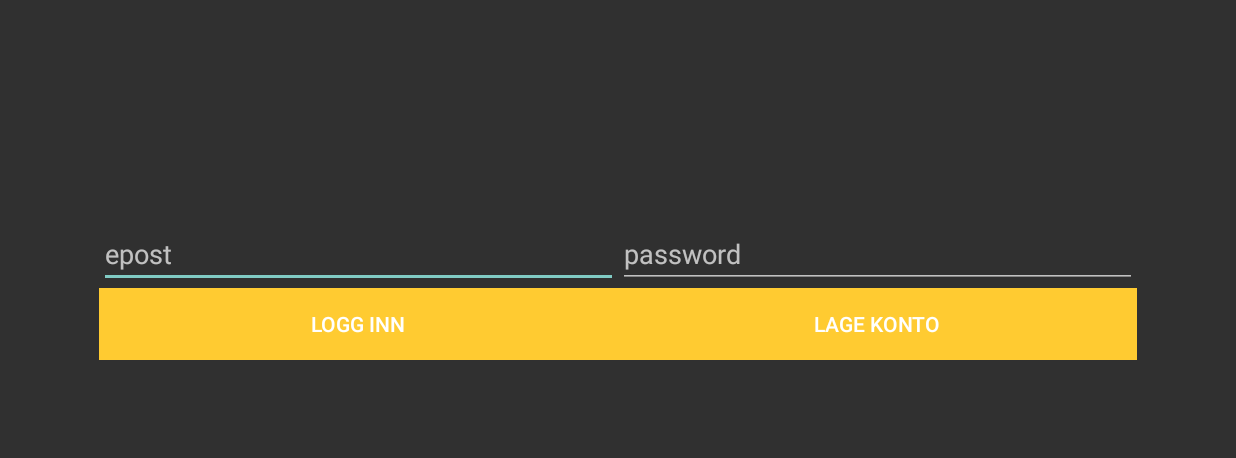
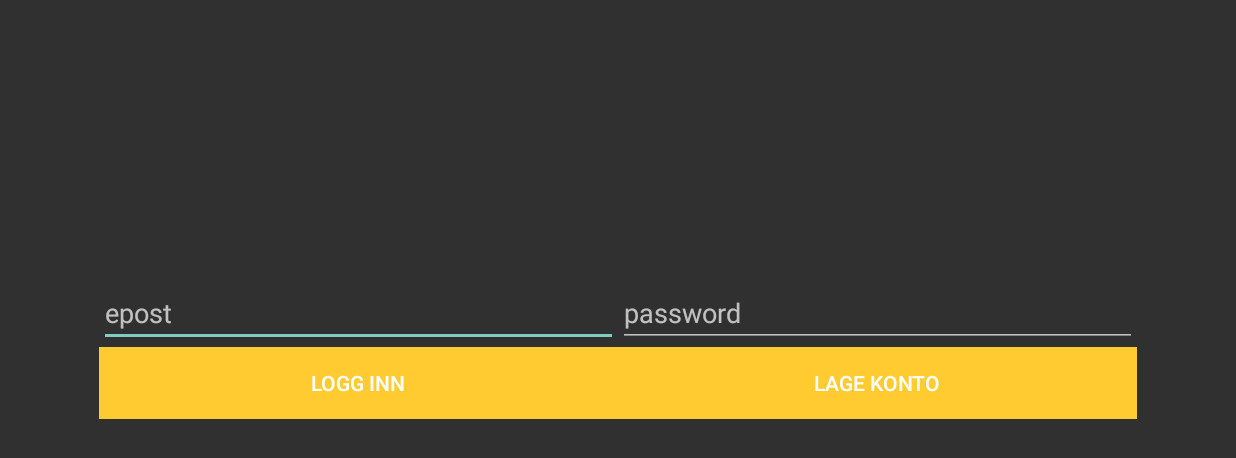
Before and after one commit to oivheg/resturantBusserMaster, an Android app: the screen it shows after launch (FCMLogin), on a phone screen of 824 x 412 dp (held sideways). Shown: the top 458 px of the screen. Run offline under Robolectric (Android 15) with nearby library versions, the phone set to English and light mode, and no system bars; our stand-ins replace CircleImageView, Firebase (no records; nobody signed in at launch, a user with empty details on screens opened directly); libraries missing offline, so code that uses them is left out: com.loopj.android, cz.msebera.android; 4 statements that could not run were skipped.

Commit message:
SOme bugs ar CRushed,
App now logs in and cretes user as expected, MasterKey, does no longer dissapear.

Minor tweaks to design and prorper "EULA" create user information needend before production are go

```diff
--- a/app/build.gradle
+++ b/app/build.gradle
@@ -7,8 +7,8 @@ android {
         applicationId "com.kdr.oivheg.resturantbussermaster"
         minSdkVersion 22
         targetSdkVersion 27
-        versionCode 4
-        versionName "1.3"
+        versionCode 5
+        versionName "1.4"
         testInstrumentationRunner "android.support.test.runner.AndroidJUnitRunner"
         multiDexEnabled true
     }
--- a/app/src/main/java/com/kdr/oivheg/resturantbussermaster/MainActivity.java
+++ b/app/src/main/java/com/kdr/oivheg/resturantbussermaster/MainActivity.java
@@ -49,6 +49,7 @@ public class MainActivity extends AppCompatActivity {
     // String depactiveUsers[] = {"øivind", "Espen", "Linda", "kåre"};
     private final ArrayList<User> tmp_userisactive = new ArrayList<>();
     private final ArrayList<User> lst_userisactive = new ArrayList<>();
+    public boolean isloggedin = false;
     TextView msg;
     CircleImageView GeneralUserButton;
     int _ButtonShape = R.drawable.btn_ripple;
@@ -56,7 +57,6 @@ public class MainActivity extends AppCompatActivity {
     // --Commented out by Inspection (31.01.2018 09.07):List<String> btnstateList = new ArrayList<String>();
     private ProgressDialog progressDialog;
     private String MasterKey;
-
     private final View.OnClickListener refreshListener = new View.OnClickListener() {
         public void onClick(View v) {
             ProgressBar("Laster", "Leter etter brukere, vennligst vent", false);
@@ -92,7 +92,6 @@ public class MainActivity extends AppCompatActivity {
 
         }
     };
-
 
     public static MainActivity getInstace() {
         return ins;
@@ -163,10 +162,8 @@ public class MainActivity extends AppCompatActivity {
 //        ActiveUsers();
         btnrefresh.setOnClickListener(refreshListener);
         btnnotifyAll.setOnClickListener(notifyAllListener);
-        if (HasNetwork()) {
+
             refreshTable();
-        }
-
 
 
     }
@@ -308,6 +305,7 @@ public class MainActivity extends AppCompatActivity {
             }
         });
     }
+
 
     public void ActiveUsers() {
         tmp_userisactive.clear();
@@ -791,10 +789,18 @@ public class MainActivity extends AppCompatActivity {
     protected void onResume() {
         super.onResume();
 
-        // this is going to be removed, as everything will be handled my appID and response will come from api
-        prefs = getSharedPreferences("com.kdr.oivhe.resturantbusser", MODE_PRIVATE);
-        MasterKey = prefs.getString("MasterKey", null);
-        MainActivity.getInstace().setMsterKey(MasterKey);
+        refreshTable();
+        runOnUiThread(new Runnable() {
+            @Override
+            public void run() {
+                try {
+                    msg.setText(MasterKey);
+                } catch (Exception e) {
+                    System.out.println("MAIN: ERROR Set Text MasterKey  " + e);
+                }
+
+            }
+        });
 
 
     }
--- a/app/src/main/res/layout/activity_fcmlogin.xml
+++ b/app/src/main/res/layout/activity_fcmlogin.xml
@@ -1,23 +1,33 @@
 <?xml version="1.0" encoding="utf-8"?>
 <LinearLayout xmlns:android="http://schemas.android.com/apk/res/android"
-    android:layout_width="match_parent"
-    android:layout_height="match_parent"
+    android:layout_width="wrap_content"
+    android:layout_height="wrap_content"
 
     android:orientation="vertical">
 
 
     <RelativeLayout
+        android:layout_width="fill_parent"
+        android:layout_height="wrap_content"
+        android:layout_weight="2.58"
+
+
+        android:padding="50dp"
+        android:visibility="visible">
+
+        <LinearLayout
             android:layout_width="match_parent"
             android:layout_height="wrap_content"
-        android:layout_weight="1"
-        android:padding="50dp">
+            android:orientation="vertical">
+
 
             <LinearLayout
-            android:id="@+id/lay_Name"
+                android:id="@+id/L_1"
                 android:layout_width="match_parent"
                 android:layout_height="wrap_content"
+                android:layout_weight="2.58"
                 android:orientation="horizontal"
-            android:visibility="gone">
+                android:visibility="invisible">
 
                 <EditText
                     android:id="@+id/field_rstname"
@@ -42,22 +52,14 @@
                     android:nextFocusDown="@+id/field_phone" />
             </LinearLayout>
 
+            <LinearLayout
+                android:id="@+id/L-2"
+                android:layout_width="match_parent"
 
-    </RelativeLayout>
-
-    <RelativeLayout
-        android:id="@+id/lay_contact"
-        android:layout_width="match_parent"
                 android:layout_height="wrap_content"
-        android:layout_weight="1"
-        android:padding="50dp"
-        android:visibility="gone">
-
-        <LinearLayout
-            android:layout_width="match_parent"
-            android:layout_height="wrap_content"
-
-            android:orientation="horizontal">
+                android:layout_weight="2.58"
+                android:orientation="horizontal"
+                android:visibility="invisible">
 
                 <EditText
                     android:id="@+id/field_phone"
@@ -82,22 +84,14 @@
                     android:nextFocusDown="@+id/field_EULA" />
             </LinearLayout>
 
-    </RelativeLayout>
+            <LinearLayout
+                android:id="@+id/L_3"
+                android:layout_width="match_parent"
 
-    <RelativeLayout
-        android:id="@+id/lay_eula"
-        android:layout_width="match_parent"
                 android:layout_height="wrap_content"
-        android:layout_weight="1"
-        android:imeOptions="actionNext"
-        android:padding="50dp"
-        android:visibility="gone">
-
-        <LinearLayout
-            android:layout_width="match_parent"
-            android:layout_height="wrap_content"
-
-            android:orientation="horizontal">
+                android:layout_weight="2.58"
+                android:orientation="horizontal"
+                android:visibility="invisible">
 
                 <EditText
                     android:id="@+id/field_EULA"
@@ -122,20 +116,11 @@
                     android:nextFocusDown="@+id/field_email" />
             </LinearLayout>
 
-    </RelativeLayout>
-
-    <RelativeLayout
-        android:layout_width="fill_parent"
-        android:layout_height="wrap_content"
-        android:layout_weight="2.58"
-
-
-        android:padding="50dp">
-
             <LinearLayout
                 android:id="@+id/email_password_fields"
-            android:layout_width="fill_parent"
-            android:layout_height="wrap_content"
+                android:layout_width="match_parent"
+                android:layout_height="match_parent"
+                android:layout_weight="2.58"
                 android:orientation="horizontal"
                 android:paddingLeft="16dp"
                 android:paddingRight="16dp">
@@ -160,7 +145,8 @@
             </LinearLayout>
 
             <LinearLayout
-            android:layout_width="fill_parent"
+                android:id="@+id/L_Buttons"
+                android:layout_width="match_parent"
                 android:layout_height="wrap_content"
                 android:layout_below="@+id/email_password_fields"
                 android:orientation="horizontal"
@@ -185,10 +171,11 @@
                     android:background="@color/kdrYellow"
                     android:onClick="onClick"
                     android:text="@string/lage_konto" />
+
             </LinearLayout>
 
             <LinearLayout
-            android:layout_width="fill_parent"
+                android:layout_width="match_parent"
                 android:layout_height="wrap_content"
                 android:layout_centerInParent="true"
                 android:orientation="horizontal"
@@ -211,6 +198,8 @@
 
             </LinearLayout>
 
+        </LinearLayout>
+
     </RelativeLayout>
 
 </LinearLayout>
```
Also changed, not shown: app/src/main/AndroidManifest.xml (+8 -2 lines), app/src/main/java/com/kdr/oivheg/resturantbussermaster/SplashActivity.java (added, +34 -0 lines), app/src/main/java/com/kdr/oivheg/resturantbussermaster/fcm/FCMLogin.java (+20 -8 lines), 1 other file. Lines whose indentation alone changed are shown as unchanged.
